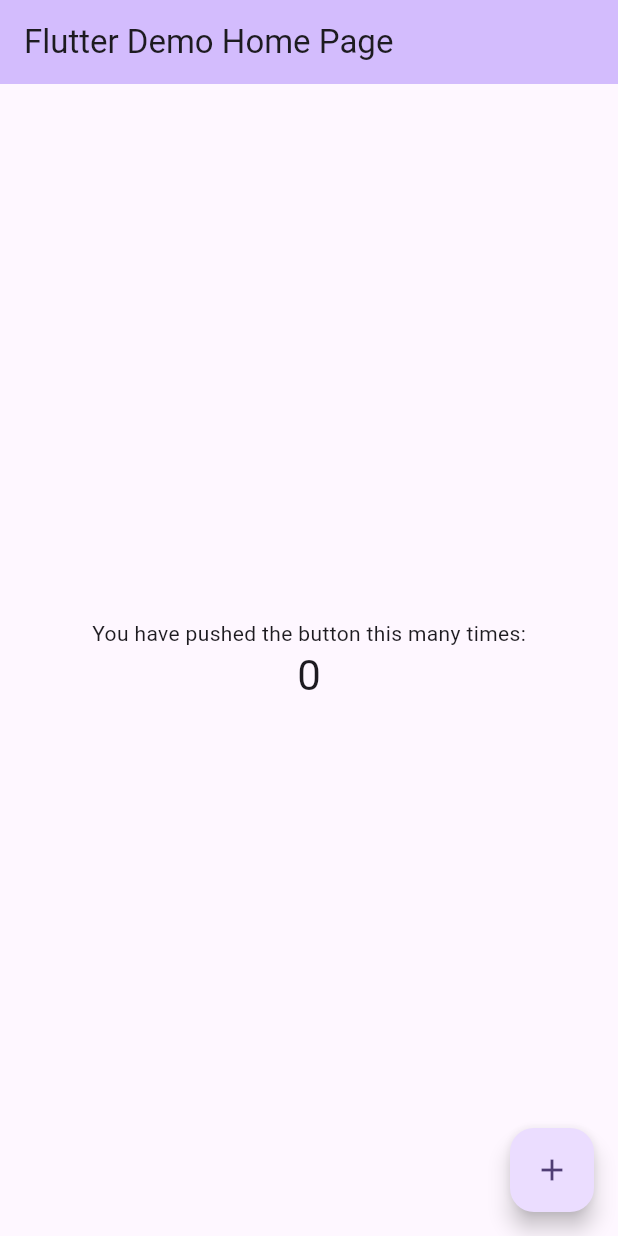
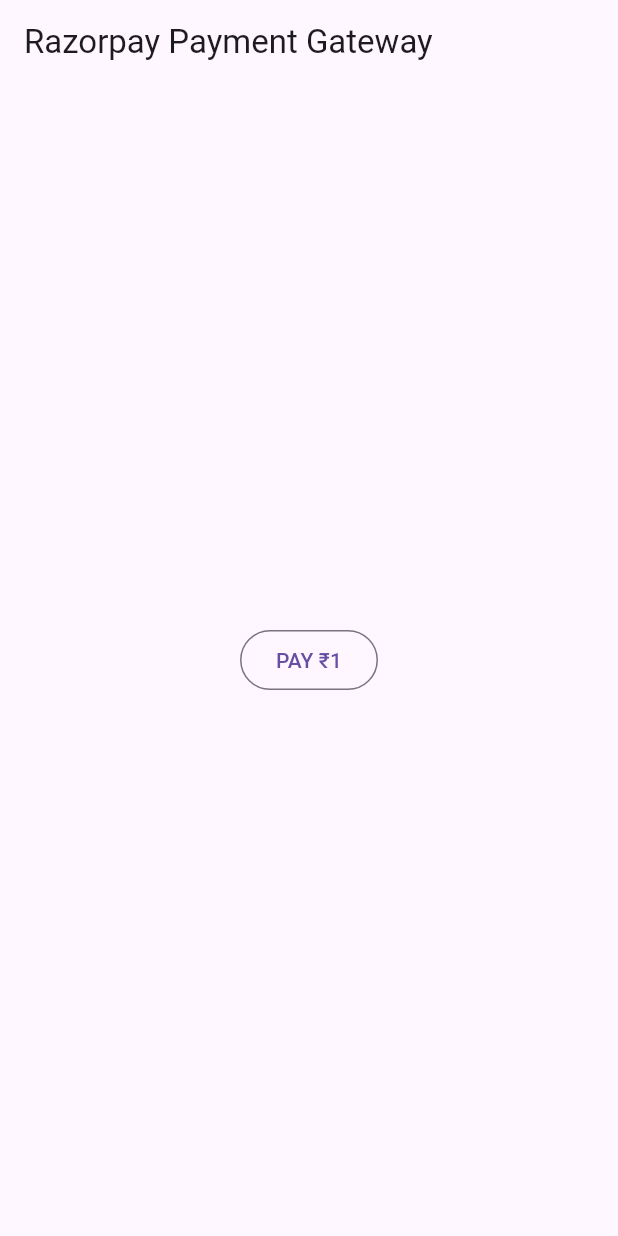
Before and after one commit to Ravikumar00721/UdemyFlutterApps, a Flutter app: the screen it shows after launch, on a phone screen of 412 x 824 dp. Run offline on Flutter 3.47's test engine with Material 3 defaults, Android fonts, the phone set to English and light mode, and no system bars; our stand-ins replace cloud_firestore, firebase_auth, firebase_core, firebase_messaging, firebase_storage, flutter_riverpod and 6 more; missing offline and left inert: razorpay_flutter; accounts and stored records are empty.

```diff
--- a/razorpayapp/lib/main.dart
+++ b/razorpayapp/lib/main.dart
@@ -1,125 +1,80 @@
 import 'package:flutter/material.dart';
+import 'package:fluttertoast/fluttertoast.dart';
+import 'package:razorpay_flutter/razorpay_flutter.dart';
 
 void main() {
-  runApp(const MyApp());
+  runApp(MyApp());
 }
 
 class MyApp extends StatelessWidget {
   const MyApp({super.key});
 
-  // This widget is the root of your application.
   @override
   Widget build(BuildContext context) {
     return MaterialApp(
-      title: 'Flutter Demo',
-      theme: ThemeData(
-        // This is the theme of your application.
-        //
-        // TRY THIS: Try running your application with "flutter run". You'll see
-        // the application has a purple toolbar. Then, without quitting the app,
-        // try changing the seedColor in the colorScheme below to Colors.green
-        // and then invoke "hot reload" (save your changes or press the "hot
-        // reload" button in a Flutter-supported IDE, or press "r" if you used
-        // the command line to start the app).
-        //
-        // Notice that the counter didn't reset back to zero; the application
-        // state is not lost during the reload. To reset the state, use hot
-        // restart instead.
-        //
-        // This works for code too, not just values: Most code changes can be
-        // tested with just a hot reload.
-        colorScheme: ColorScheme.fromSeed(seedColor: Colors.deepPurple),
-        useMaterial3: true,
-      ),
-      home: const MyHomePage(title: 'Flutter Demo Home Page'),
+      title: 'Razorpay Demo',
+      debugShowCheckedModeBanner: false,
+      theme: ThemeData(primarySwatch: Colors.blue),
+      home: PaymentPage(),
     );
   }
 }
 
-class MyHomePage extends StatefulWidget {
-  const MyHomePage({super.key, required this.title});
-
-  // This widget is the home page of your application. It is stateful, meaning
-  // that it has a State object (defined below) that contains fields that affect
-  // how it looks.
-
-  // This class is the configuration for the state. It holds the values (in this
-  // case the title) provided by the parent (in this case the App widget) and
-  // used by the build method of the State. Fields in a Widget subclass are
-  // always marked "final".
-
-  final String title;
+class PaymentPage extends StatefulWidget {
+  const PaymentPage({super.key});
 
   @override
-  State<MyHomePage> createState() => _MyHomePageState();
+  State<PaymentPage> createState() => _PaymentPageState();
 }
 
-class _MyHomePageState extends State<MyHomePage> {
-  int _counter = 0;
+class _PaymentPageState extends State<PaymentPage> {
+  Razorpay razorpay = Razorpay();
 
-  void _incrementCounter() {
-    setState(() {
-      // This call to setState tells the Flutter framework that something has
-      // changed in this State, which causes it to rerun the build method below
-      // so that the display can reflect the updated values. If we changed
-      // _counter without calling setState(), then the build method would not be
-      // called again, and so nothing would appear to happen.
-      _counter++;
-    });
+  void _handlePaymentSuccess(PaymentSuccessResponse response) {
+    Fluttertoast.showToast(msg: "Payment Successful: ${response.paymentId}");
+  }
+
+  void _handlePaymentError(PaymentFailureResponse response) {
+    Fluttertoast.showToast(msg: "Payment Failed: ${response.message}");
+  }
+
+  @override
+  void dispose() {
+    razorpay.clear();
+    super.dispose();
   }
 
   @override
   Widget build(BuildContext context) {
-    // This method is rerun every time setState is called, for instance as done
-    // by the _incrementCounter method above.
-    //
-    // The Flutter framework has been optimized to make rerunning build methods
-    // fast, so that you can just rebuild anything that needs updating rather
-    // than having to individually change instances of widgets.
+    razorpay.on(Razorpay.EVENT_PAYMENT_SUCCESS, _handlePaymentSuccess);
+    razorpay.on(Razorpay.EVENT_PAYMENT_ERROR, _handlePaymentError);
     return Scaffold(
       appBar: AppBar(
-        // TRY THIS: Try changing the color here to a specific color (to
-        // Colors.amber, perhaps?) and trigger a hot reload to see the AppBar
-        // change color while the other colors stay the same.
-        backgroundColor: Theme.of(context).colorScheme.inversePrimary,
-        // Here we take the value from the MyHomePage object that was created by
-        // the App.build method, and use it to set our appbar title.
-        title: Text(widget.title),
+        title: Text("Razorpay Payment Gateway"),
       ),
       body: Center(
-        // Center is a layout widget. It takes a single child and positions it
-        // in the middle of the parent.
-        child: Column(
-          // Column is also a layout widget. It takes a list of children and
-          // arranges them vertically. By default, it sizes itself to fit its
-          // children horizontally, and tries to be as tall as its parent.
-          //
-          // Column has various properties to control how it sizes itself and
-          // how it positions its children. Here we use mainAxisAlignment to
-          // center the children vertically; the main axis here is the vertical
-          // axis because Columns are vertical (the cross axis would be
-          // horizontal).
-          //
-          // TRY THIS: Invoke "debug painting" (choose the "Toggle Debug Paint"
-          // action in the IDE, or press "p" in the console), to see the
-          // wireframe for each widget.
-          mainAxisAlignment: MainAxisAlignment.center,
-          children: <Widget>[
-            const Text(
-              'You have pushed the button this many times:',
-            ),
-            Text(
-              '$_counter',
-              style: Theme.of(context).textTheme.headlineMedium,
-            ),
-          ],
+        child: OutlinedButton(
+          onPressed: () {
+            var options = {
+              'key': 'rzp_test_QEwgoqd4Ud9o4A',
+              'amount': 100, // in paise = ₹1
+              'name': 'SEMO GAMING PVT LTD',
+              'description': 'Subscription',
+              'prefill': {
+                'contact': '9205709689',
+                'email': 'test@razorpay.com',
+              },
+            };
+
+            try {
+              razorpay.open(options);
+            } catch (e) {
+              debugPrint('Error: $e');
+            }
+          },
+          child: Text("PAY ₹1"),
         ),
       ),
-      floatingActionButton: FloatingActionButton(
-        onPressed: _incrementCounter,
-        tooltip: 'Increment',
-        child: const Icon(Icons.add),
-      ), // This trailing comma makes auto-formatting nicer for build methods.
     );
   }
 }
--- a/razorpayapp/pubspec.yaml
+++ b/razorpayapp/pubspec.yaml
@@ -32,9 +32,12 @@ dependencies:
     sdk: flutter
 
 
+
   # The following adds the Cupertino Icons font to your application.
   # Use with the CupertinoIcons class for iOS style icons.
   cupertino_icons: ^1.0.8
+  razorpay_flutter: ^1.4.0
+  fluttertoast: ^8.2.12
 
 dev_dependencies:
   flutter_test:
```
Also changed, not shown: razorpayapp/pubspec.lock, 1 other file.
